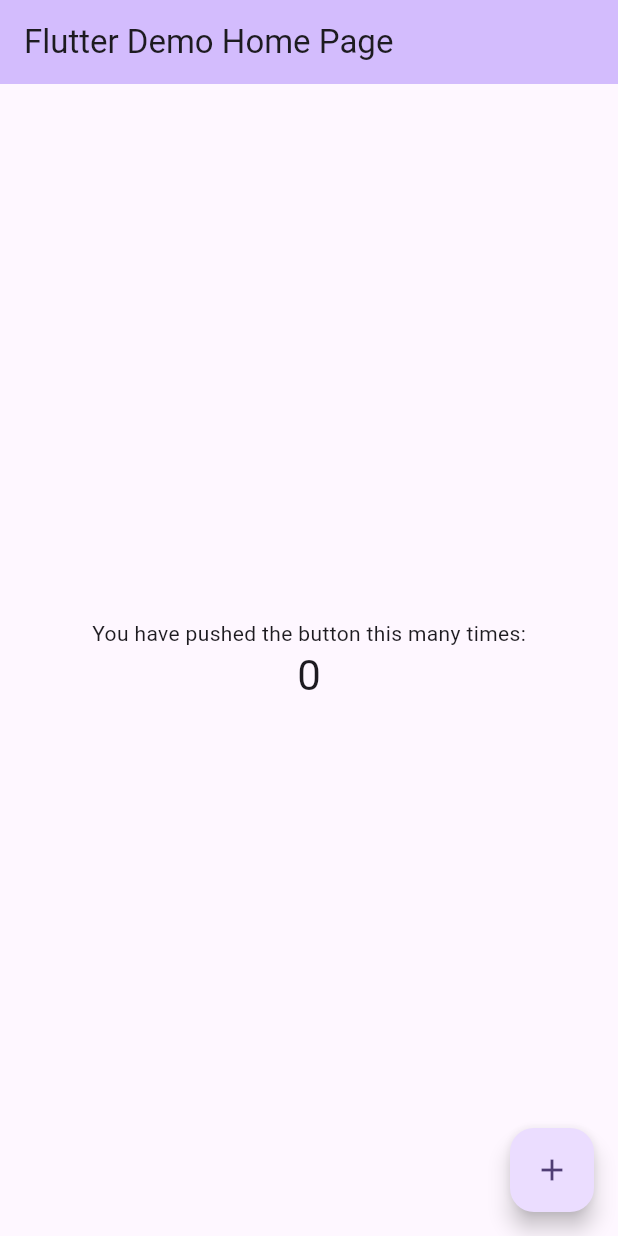
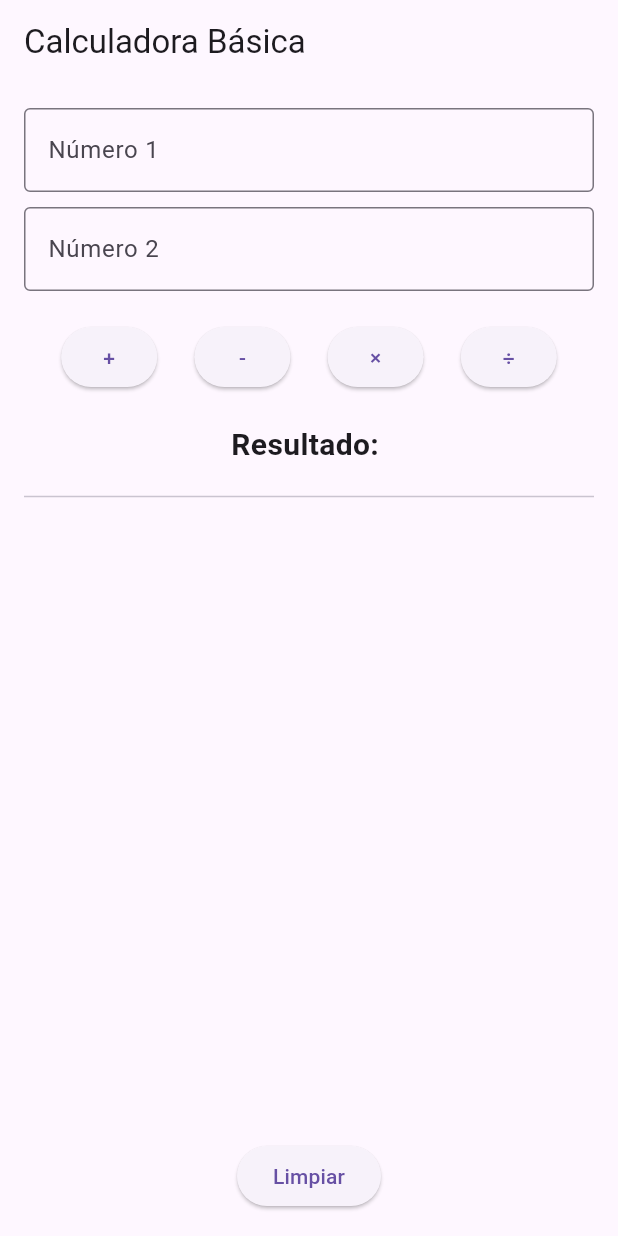
Before and after one commit to amadorcf/basic_calculator, a Flutter app: the screen it shows after launch, on a phone screen of 412 x 824 dp. Run offline on Flutter 3.47's test engine with Material 3 defaults, Android fonts, the phone set to English and light mode, and no system bars.

Commit message:
Implements calculator code

```diff
--- a/lib/main.dart
+++ b/lib/main.dart
@@ -1,125 +1,150 @@
 import 'package:flutter/material.dart';
 
 void main() {
-  runApp(const MyApp());
+  runApp(const CalculadoraApp());
 }
 
-class MyApp extends StatelessWidget {
-  const MyApp({super.key});
+class CalculadoraApp extends StatelessWidget {
+  const CalculadoraApp({super.key});
 
-  // This widget is the root of your application.
   @override
   Widget build(BuildContext context) {
     return MaterialApp(
-      title: 'Flutter Demo',
+      title: 'Calculadora Básica',
       theme: ThemeData(
-        // This is the theme of your application.
-        //
-        // TRY THIS: Try running your application with "flutter run". You'll see
-        // the application has a purple toolbar. Then, without quitting the app,
-        // try changing the seedColor in the colorScheme below to Colors.green
-        // and then invoke "hot reload" (save your changes or press the "hot
-        // reload" button in a Flutter-supported IDE, or press "r" if you used
-        // the command line to start the app).
-        //
-        // Notice that the counter didn't reset back to zero; the application
-        // state is not lost during the reload. To reset the state, use hot
-        // restart instead.
-        //
-        // This works for code too, not just values: Most code changes can be
-        // tested with just a hot reload.
-        colorScheme: ColorScheme.fromSeed(seedColor: Colors.deepPurple),
-        useMaterial3: true,
+        primarySwatch: Colors.blue,
       ),
-      home: const MyHomePage(title: 'Flutter Demo Home Page'),
+      home: const CalculadoraHome(),
     );
   }
 }
 
-class MyHomePage extends StatefulWidget {
-  const MyHomePage({super.key, required this.title});
-
-  // This widget is the home page of your application. It is stateful, meaning
-  // that it has a State object (defined below) that contains fields that affect
-  // how it looks.
-
-  // This class is the configuration for the state. It holds the values (in this
-  // case the title) provided by the parent (in this case the App widget) and
-  // used by the build method of the State. Fields in a Widget subclass are
-  // always marked "final".
-
-  final String title;
+class CalculadoraHome extends StatefulWidget {
+  const CalculadoraHome({super.key});
 
   @override
-  State<MyHomePage> createState() => _MyHomePageState();
+  State<CalculadoraHome> createState() => _CalculadoraHomeState();
 }
 
-class _MyHomePageState extends State<MyHomePage> {
-  int _counter = 0;
+class _CalculadoraHomeState extends State<CalculadoraHome> {
+  final TextEditingController _num1Controller = TextEditingController();
+  final TextEditingController _num2Controller = TextEditingController();
+  String _resultado = "";
+  final List<String> _historial = [];
 
-  void _incrementCounter() {
+  void _calcular(String operacion) {
     setState(() {
-      // This call to setState tells the Flutter framework that something has
-      // changed in this State, which causes it to rerun the build method below
-      // so that the display can reflect the updated values. If we changed
-      // _counter without calling setState(), then the build method would not be
-      // called again, and so nothing would appear to happen.
-      _counter++;
+      double? num1 = double.tryParse(_num1Controller.text);
+      double? num2 = double.tryParse(_num2Controller.text);
+
+      if (num1 == null || num2 == null) {
+        _resultado = "Error: Entrada inválida";
+        return;
+      }
+
+      switch (operacion) {
+        case '+':
+          _resultado = (num1 + num2).toStringAsFixed(2);
+          break;
+        case '-':
+          _resultado = (num1 - num2).toStringAsFixed(2);
+          break;
+        case '×':
+          _resultado = (num1 * num2).toStringAsFixed(2);
+          break;
+        case '÷':
+          _resultado = num2 != 0
+              ? (num1 / num2).toStringAsFixed(2)
+              : "Error: División por cero";
+          break;
+      }
+
+      if (!_resultado.startsWith("Error")) {
+        _historial.add("$num1 $operacion $num2 = $_resultado");
+      }
+    });
+  }
+
+  void _limpiar() {
+    setState(() {
+      _num1Controller.clear();
+      _num2Controller.clear();
+      _resultado = "";
     });
   }
 
   @override
   Widget build(BuildContext context) {
-    // This method is rerun every time setState is called, for instance as done
-    // by the _incrementCounter method above.
-    //
-    // The Flutter framework has been optimized to make rerunning build methods
-    // fast, so that you can just rebuild anything that needs updating rather
-    // than having to individually change instances of widgets.
     return Scaffold(
       appBar: AppBar(
-        // TRY THIS: Try changing the color here to a specific color (to
-        // Colors.amber, perhaps?) and trigger a hot reload to see the AppBar
-        // change color while the other colors stay the same.
-        backgroundColor: Theme.of(context).colorScheme.inversePrimary,
-        // Here we take the value from the MyHomePage object that was created by
-        // the App.build method, and use it to set our appbar title.
-        title: Text(widget.title),
+        title: const Text("Calculadora Básica"),
       ),
-      body: Center(
-        // Center is a layout widget. It takes a single child and positions it
-        // in the middle of the parent.
+      body: Padding(
+        padding: const EdgeInsets.all(16.0),
         child: Column(
-          // Column is also a layout widget. It takes a list of children and
-          // arranges them vertically. By default, it sizes itself to fit its
-          // children horizontally, and tries to be as tall as its parent.
-          //
-          // Column has various properties to control how it sizes itself and
-          // how it positions its children. Here we use mainAxisAlignment to
-          // center the children vertically; the main axis here is the vertical
-          // axis because Columns are vertical (the cross axis would be
-          // horizontal).
-          //
-          // TRY THIS: Invoke "debug painting" (choose the "Toggle Debug Paint"
-          // action in the IDE, or press "p" in the console), to see the
-          // wireframe for each widget.
-          mainAxisAlignment: MainAxisAlignment.center,
-          children: <Widget>[
-            const Text(
-              'You have pushed the button this many times:',
+          children: [
+            TextField(
+              controller: _num1Controller,
+              keyboardType: TextInputType.number,
+              decoration: const InputDecoration(
+                labelText: "Número 1",
+                border: OutlineInputBorder(),
+              ),
             ),
+            const SizedBox(height: 10),
+            TextField(
+              controller: _num2Controller,
+              keyboardType: TextInputType.number,
+              decoration: const InputDecoration(
+                labelText: "Número 2",
+                border: OutlineInputBorder(),
+              ),
+            ),
+            const SizedBox(height: 20),
+            Row(
+              mainAxisAlignment: MainAxisAlignment.spaceEvenly,
+              children: [
+                ElevatedButton(
+                  onPressed: () => _calcular('+'),
+                  child: const Text("+"),
+                ),
+                ElevatedButton(
+                  onPressed: () => _calcular('-'),
+                  child: const Text("-"),
+                ),
+                ElevatedButton(
+                  onPressed: () => _calcular('×'),
+                  child: const Text("×"),
+                ),
+                ElevatedButton(
+                  onPressed: () => _calcular('÷'),
+                  child: const Text("÷"),
+                ),
+              ],
+            ),
+            const SizedBox(height: 20),
             Text(
-              '$_counter',
-              style: Theme.of(context).textTheme.headlineMedium,
+              "Resultado: $_resultado",
+              style: const TextStyle(fontSize: 20, fontWeight: FontWeight.bold),
+            ),
+            const Divider(height: 40),
+            Expanded(
+              child: ListView.builder(
+                itemCount: _historial.length,
+                itemBuilder: (context, index) {
+                  return ListTile(
+                    title: Text(_historial[index]),
+                  );
+                },
+              ),
+            ),
+            ElevatedButton(
+              onPressed: _limpiar,
+              child: const Text("Limpiar"),
             ),
           ],
         ),
       ),
-      floatingActionButton: FloatingActionButton(
-        onPressed: _incrementCounter,
-        tooltip: 'Increment',
-        child: const Icon(Icons.add),
-      ), // This trailing comma makes auto-formatting nicer for build methods.
     );
   }
 }
```
